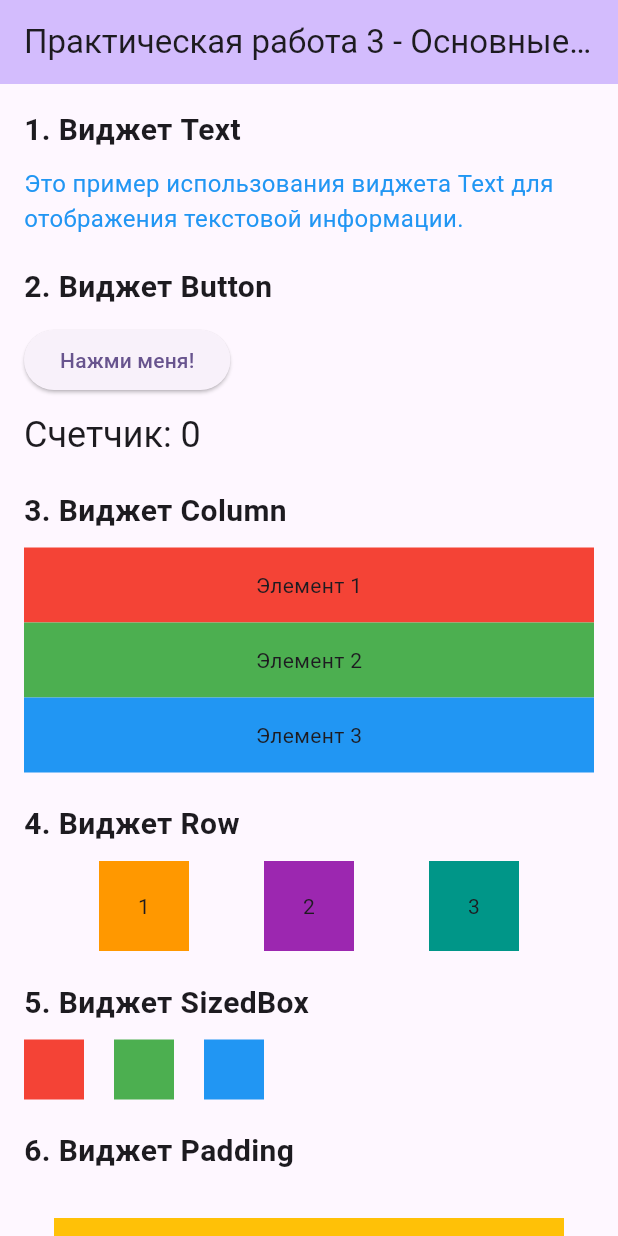
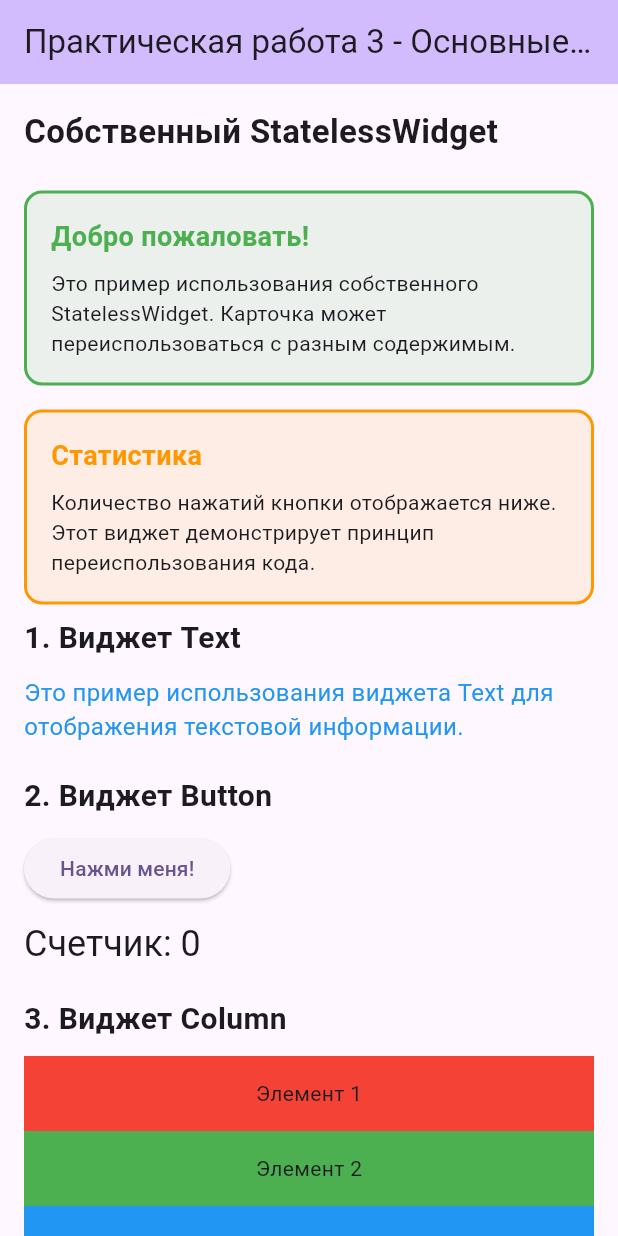
Before and after one commit to cleanTomato/prac3, a Flutter app: the screen it shows after launch, on a phone screen of 412 x 824 dp. Run offline on Flutter 3.47's test engine with Material 3 defaults, Android fonts, the phone set to English and light mode, and no system bars.

Commit message:
создание собственного widget на основе StatelessWidget

```diff
--- a/lib/main.dart
+++ b/lib/main.dart
@@ -15,6 +15,52 @@ class MyApp extends StatelessWidget {
         colorScheme: ColorScheme.fromSeed(seedColor: Colors.deepPurple),
       ),
       home: const MyHomePage(title: 'Практическая работа 3 - Основные виджеты'),
+    );
+  }
+}
+
+// Собственный StatelessWidget - Информационная карточка
+class InfoCard extends StatelessWidget {
+  final String title;
+  final String description;
+  final Color color;
+
+  const InfoCard({
+    super.key,
+    required this.title,
+    required this.description,
+    this.color = Colors.blue,
+  });
+
+  @override
+  Widget build(BuildContext context) {
+    return Container(
+      width: double.infinity,
+      margin: const EdgeInsets.symmetric(vertical: 8),
+      padding: const EdgeInsets.all(16),
+      decoration: BoxDecoration(
+        color: color.withOpacity(0.1),
+        borderRadius: BorderRadius.circular(12),
+        border: Border.all(color: color, width: 2),
+      ),
+      child: Column(
+        crossAxisAlignment: CrossAxisAlignment.start,
+        children: [
+          Text(
+            title,
+            style: TextStyle(
+              fontSize: 18,
+              fontWeight: FontWeight.bold,
+              color: color,
+            ),
+          ),
+          const SizedBox(height: 8),
+          Text(
+            description,
+            style: const TextStyle(fontSize: 14),
+          ),
+        ],
+      ),
     );
   }
 }
@@ -49,6 +95,26 @@ class _MyHomePageState extends State<MyHomePage> {
           mainAxisAlignment: MainAxisAlignment.start,
           crossAxisAlignment: CrossAxisAlignment.start,
           children: <Widget>[
+            // Использование собственного StatelessWidget - InfoCard
+            const Text(
+              'Собственный StatelessWidget',
+              style: TextStyle(fontSize: 22, fontWeight: FontWeight.bold),
+            ),
+            const SizedBox(height: 16),
+
+            const InfoCard(
+              title: 'Добро пожаловать!',
+              description: 'Это пример использования собственного StatelessWidget. Карточка может переиспользоваться с разным содержимым.',
+              color: Colors.green,
+            ),
+
+            const InfoCard(
+              title: 'Статистика',
+              description: 'Количество нажатий кнопки отображается ниже. Этот виджет демонстрирует принцип переиспользования кода.',
+              color: Colors.orange,
+            ),
+
+            // 1. Text Widget
             const Text(
               '1. Виджет Text',
               style: TextStyle(fontSize: 20, fontWeight: FontWeight.bold),
@@ -61,6 +127,7 @@ class _MyHomePageState extends State<MyHomePage> {
             ),
             const SizedBox(height: 20),
 
+            // 2. Button Widget
             const Text(
               '2. Виджет Button',
               style: TextStyle(fontSize: 20, fontWeight: FontWeight.bold),
@@ -77,6 +144,7 @@ class _MyHomePageState extends State<MyHomePage> {
             ),
             const SizedBox(height: 20),
 
+            // 3. Column Widget
             const Text(
               '3. Виджет Column',
               style: TextStyle(fontSize: 20, fontWeight: FontWeight.bold),
@@ -106,6 +174,7 @@ class _MyHomePageState extends State<MyHomePage> {
             ),
             const SizedBox(height: 20),
 
+            // 4. Row Widget
             const Text(
               '4. Виджет Row',
               style: TextStyle(fontSize: 20, fontWeight: FontWeight.bold),
@@ -136,6 +205,7 @@ class _MyHomePageState extends State<MyHomePage> {
             ),
             const SizedBox(height: 20),
 
+            // 5. SizedBox Widget
             const Text(
               '5. Виджет SizedBox',
               style: TextStyle(fontSize: 20, fontWeight: FontWeight.bold),
@@ -164,6 +234,7 @@ class _MyHomePageState extends State<MyHomePage> {
             ),
             const SizedBox(height: 20),
 
+            // 6. Padding Widget
             const Text(
               '6. Виджет Padding',
               style: TextStyle(fontSize: 20, fontWeight: FontWeight.bold),
@@ -180,6 +251,7 @@ class _MyHomePageState extends State<MyHomePage> {
             ),
             const SizedBox(height: 20),
 
+            // 7. Container Widget
             const Text(
               '7. Виджет Container',
               style: TextStyle(fontSize: 20, fontWeight: FontWeight.bold),
```
